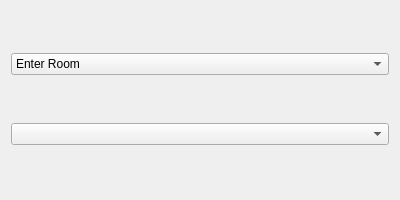
This is res/forms/ActionSelectWidget.ui in tedvalson/NovelTea as Qt 5 draws it before an edit. The edited form follows.
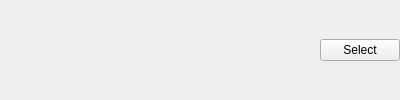
This is the edited form.

Commit message: Editor: Change ActionSelectWidget to use a wizard page

```diff
--- a/res/forms/ActionSelectWidget.ui
+++ b/res/forms/ActionSelectWidget.ui
@@ -7,42 +7,57 @@
     <x>0</x>
     <y>0</y>
     <width>400</width>
-    <height>200</height>
+    <height>100</height>
    </rect>
   </property>
   <property name="windowTitle">
    <string>Form</string>
   </property>
   <layout class="QVBoxLayout" name="verticalLayout">
-   <item>
-    <widget class="QComboBox" name="comboAction">
-     <property name="currentIndex">
+   <property name="spacing">
+    <number>1</number>
+   </property>
+   <property name="leftMargin">
       <number>0</number>
      </property>
-     <item>
-      <property name="text">
-       <string>Enter Room</string>
-      </property>
-     </item>
-     <item>
-      <property name="text">
-       <string>Execute Script</string>
-      </property>
-     </item>
+   <property name="topMargin">
+    <number>0</number>
+   </property>
+   <property name="rightMargin">
+    <number>0</number>
+   </property>
+   <property name="bottomMargin">
+    <number>0</number>
+   </property>
      <item>
+    <layout class="QHBoxLayout" name="horizontalLayout">
+     <item>
+      <widget class="QLabel" name="label">
+       <property name="sizePolicy">
+        <sizepolicy hsizetype="MinimumExpanding" vsizetype="Preferred">
+         <horstretch>0</horstretch>
+         <verstretch>0</verstretch>
+        </sizepolicy>
+       </property>
+       <property name="frameShape">
+        <enum>QFrame::NoFrame</enum>
+       </property>
       <property name="text">
-       <string>Play Cutscene</string>
-      </property>
+        <string>&lt;Nothing Selected&gt;</string>
+       </property>
+       <property name="alignment">
+        <set>Qt::AlignCenter</set>
+       </property>
+      </widget>
      </item>
      <item>
+      <widget class="QPushButton" name="pushButton">
       <property name="text">
-       <string>Start Dialogue</string>
-      </property>
-     </item>
-    </widget>
-   </item>
-   <item>
-    <widget class="QComboBox" name="comboEntity"/>
+        <string>Select</string>
+       </property>
+      </widget>
+     </item>
+    </layout>
    </item>
   </layout>
  </widget>
```
Lines whose indentation alone changed are shown as unchanged. The commit also changes 13 other files.
